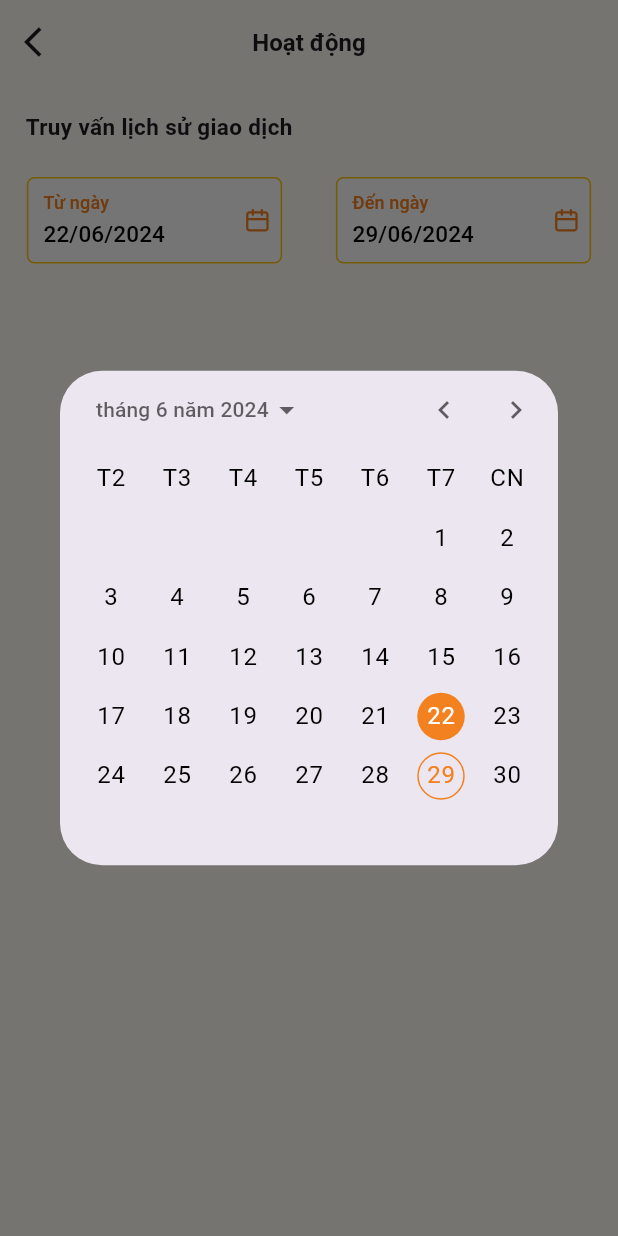
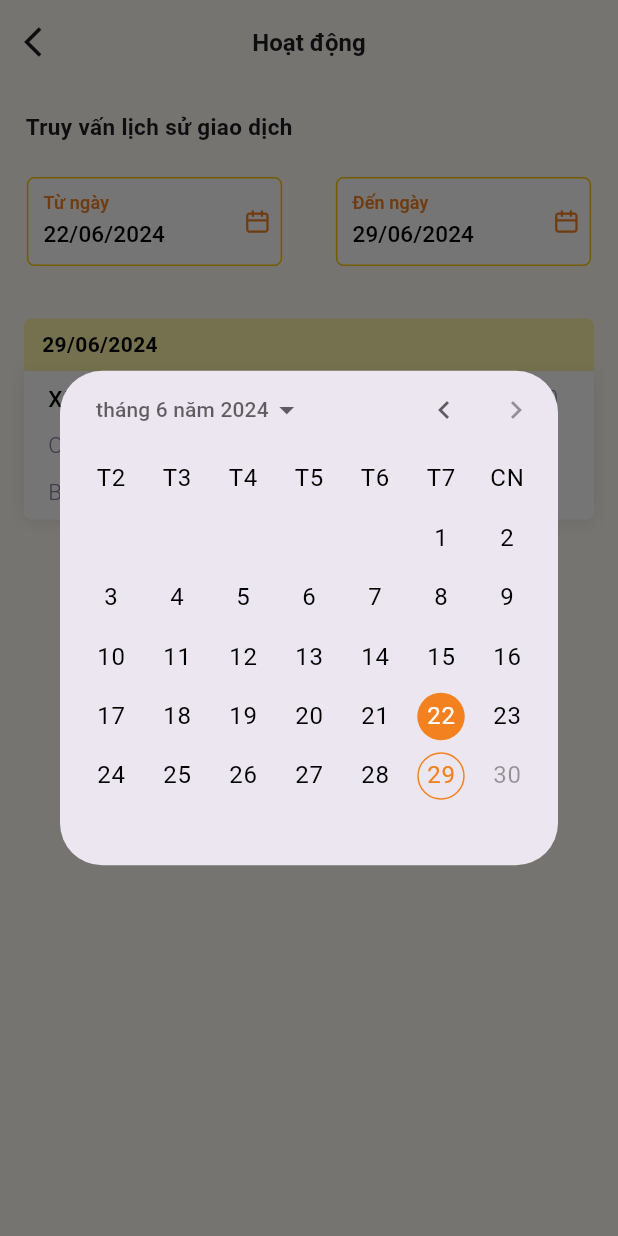
Before and after one commit to mobilenabit/driver_app, a Flutter app: the HistoryScreen screen opened directly with empty values, after a tap on "Từ ngày", on a phone screen of 412 x 824 dp. Run offline on Flutter 3.47's test engine with Material 3 defaults, Android fonts, the phone set to English and light mode, and no system bars; our stand-ins replace dio, fl_chart, flutter_otp_text_field, flutter_secure_storage, flutter_svg, get and 1 more; missing offline and left inert: conditional_wrap, crclib, mobile_scanner, qr_scanner_overlay; accounts and stored records are empty.

Commit message:
update: short date by DESC in history screen

```diff
--- a/lib/screens/history.dart
+++ b/lib/screens/history.dart
@@ -2,7 +2,6 @@ import 'package:driver_app/screens/home.dart';
 import 'package:flutter/material.dart';
 import 'package:flutter_svg/flutter_svg.dart';
 import 'package:intl/intl.dart';
-
 
 class HistoryScreen extends StatefulWidget {
   final String selectedLicensePlate;
@@ -43,14 +42,31 @@ class _HistoryScreenState extends State<HistoryScreen> {
           hours: '06:30',
           date: '20/06/2024',
           money: 54600),
+      History1(
+          numberLicense: widget.selectedLicensePlate,
+          fuel: 'Xăng RON 92',
+          address: 'CHXD Xa La',
+          amount: 50,
+          hours: '06:30',
+          date: '29/06/2024',
+          money: 54600),
     ];
+
+    _sortDate();
+  }
+
+  // Sort date DESC
+  void _sortDate() {
+    _items.sort((a, b) => DateFormat('dd/MM/yyyy')
+        .parse(b.date)
+        .compareTo(DateFormat('dd/MM/yyyy').parse(a.date)));
   }
 
   // Format type of number
   final NumberFormat currencyFormat =
       NumberFormat.currency(locale: 'vi_VN', symbol: '', decimalDigits: 0);
 
-  // start and end DateTime
+  // Start and end DateTime
   DateTime _startDate = DateTime.now().subtract(const Duration(days: 7));
   DateTime _endDate = DateTime.now();
 
@@ -77,7 +93,7 @@ class _HistoryScreenState extends State<HistoryScreen> {
                     child: CalendarDatePicker(
                       initialDate: isStart ? _startDate : _endDate,
                       firstDate: DateTime(2000),
-                      lastDate: DateTime(2101),
+                      lastDate: DateTime.now(),
                       onDateChanged: (DateTime date) {
                         Navigator.pop(context, date);
                       },
@@ -166,7 +182,7 @@ class _HistoryScreenState extends State<HistoryScreen> {
                 child: TextButton(
                   onPressed: () => _selectDate(context, true),
                   child: Container(
-                    height: size.height * 0.07,
+                    height: size.height * 0.072,
                     width: size.width * 0.413,
                     decoration: BoxDecoration(
                       color: Colors.white,
@@ -217,7 +233,7 @@ class _HistoryScreenState extends State<HistoryScreen> {
                 child: TextButton(
                   onPressed: () => _selectDate(context, false),
                   child: Container(
-                    height: size.height * 0.07,
+                    height: size.height * 0.072,
                     width: size.width * 0.413,
                     decoration: BoxDecoration(
                       color: Colors.white,
```
